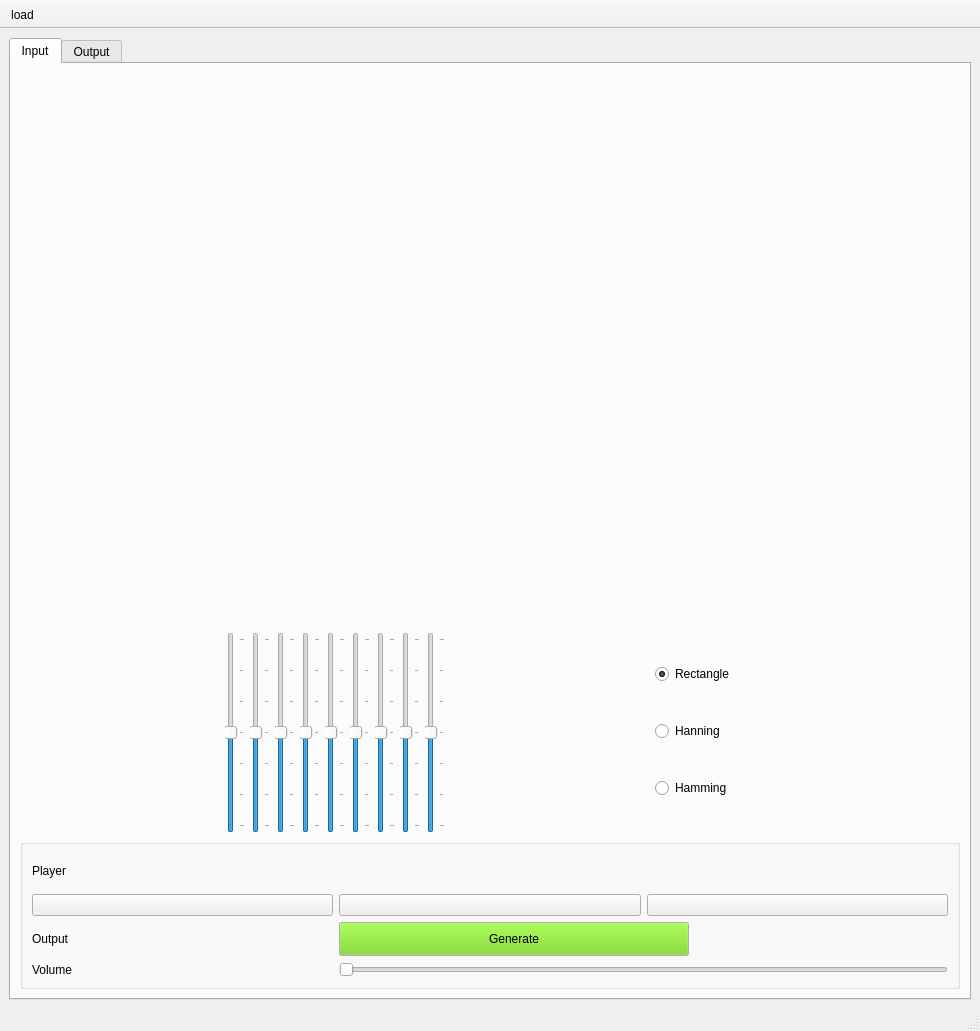
Ahmad-Abdalmageed/DSP_tasks-, file Task2/testGUI.ui: the form before one commit.
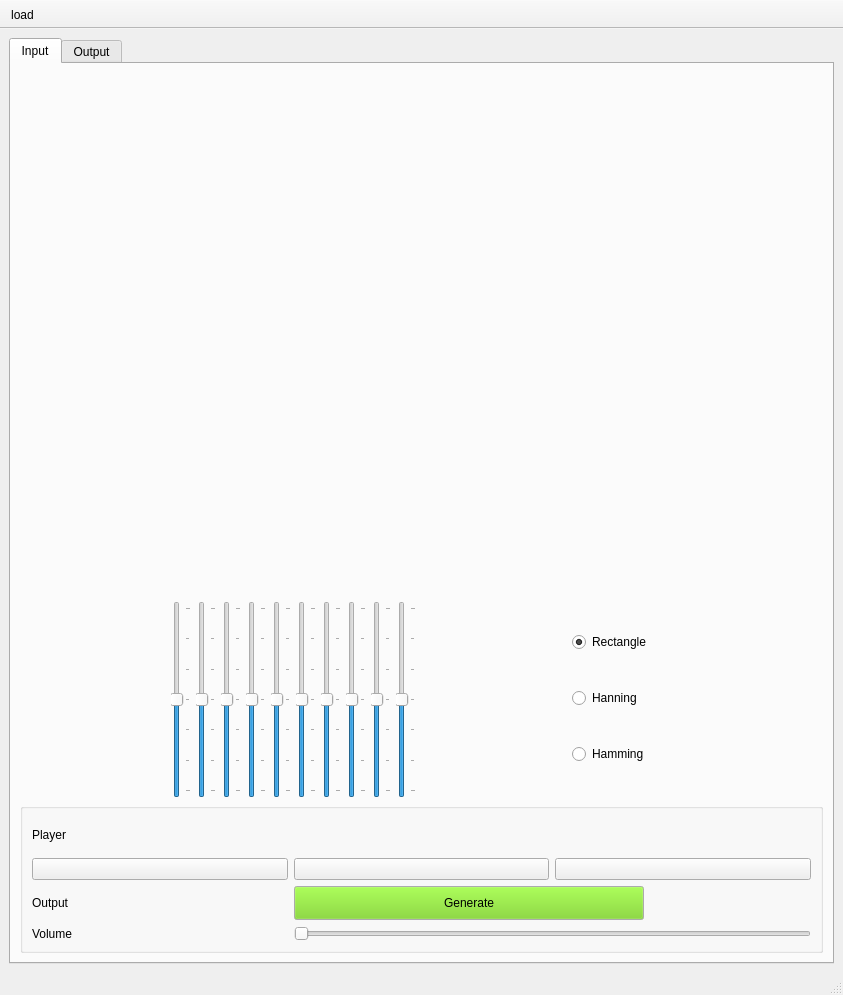
The form after the commit. Icons and pictures are not drawn. Custom widgets are drawn as their Qt base class.

Commit message: removed x range and increased slider hight

```diff
--- a/Task2/testGUI.ui
+++ b/Task2/testGUI.ui
@@ -6,8 +6,8 @@
    <rect>
     <x>0</x>
     <y>0</y>
-    <width>980</width>
-    <height>1031</height>
+    <width>843</width>
+    <height>995</height>
    </rect>
   </property>
   <property name="minimumSize">
@@ -59,26 +59,39 @@
        </attribute>
        <layout class="QVBoxLayout" name="verticalLayout_6">
         <item>
-         <layout class="QVBoxLayout" name="verticalLayout">
-          <property name="spacing">
-           <number>8</number>
-          </property>
-          <item>
-           <widget class="PlotWidget" name="inputSignalFourier" native="true">
+         <layout class="QGridLayout" name="gridLayout_3">
+          <item row="4" column="0">
+           <widget class="PlotWidget" name="sliderChangedGraph" native="true">
+            <property name="sizePolicy">
+             <sizepolicy hsizetype="Preferred" vsizetype="Preferred">
+              <horstretch>0</horstretch>
+              <verstretch>0</verstretch>
+             </sizepolicy>
+            </property>
             <property name="minimumSize">
              <size>
               <width>200</width>
-              <height>180</height>
+              <height>250</height>
              </size>
             </property>
            </widget>
           </item>
-          <item>
+          <item row="2" column="0">
            <widget class="PlotWidget" name="inputSignalGraph" native="true">
             <property name="minimumSize">
              <size>
               <width>200</width>
-              <height>180</height>
+              <height>130</height>
+             </size>
+            </property>
+           </widget>
+          </item>
+          <item row="3" column="0">
+           <widget class="PlotWidget" name="inputSignalFourier" native="true">
+            <property name="minimumSize">
+             <size>
+              <width>200</width>
+              <height>130</height>
              </size>
             </property>
            </widget>
@@ -96,22 +109,6 @@
           <property name="rightMargin">
            <number>0</number>
           </property>
-          <item>
-           <widget class="PlotWidget" name="sliderChangedGraph" native="true">
-            <property name="sizePolicy">
-             <sizepolicy hsizetype="Preferred" vsizetype="Preferred">
-              <horstretch>0</horstretch>
-              <verstretch>0</verstretch>
-             </sizepolicy>
-            </property>
-            <property name="minimumSize">
-             <size>
-              <width>130</width>
-              <height>180</height>
-             </size>
-            </property>
-           </widget>
-          </item>
           <item>
            <layout class="QHBoxLayout" name="horizontalLayout">
             <property name="sizeConstraint">
@@ -121,6 +118,12 @@
              <layout class="QHBoxLayout" name="horizontalLayout_3">
               <item>
                <widget class="QSlider" name="verticalSlider">
+                <property name="minimumSize">
+                 <size>
+                  <width>0</width>
+                  <height>80</height>
+                 </size>
+                </property>
                 <property name="minimum">
                  <number>-3</number>
                 </property>
@@ -143,6 +146,12 @@
               </item>
               <item>
                <widget class="QSlider" name="verticalSlider_2">
+                <property name="minimumSize">
+                 <size>
+                  <width>0</width>
+                  <height>80</height>
+                 </size>
+                </property>
                 <property name="minimum">
                  <number>-3</number>
                 </property>
@@ -168,6 +177,12 @@
               </item>
               <item>
                <widget class="QSlider" name="verticalSlider_3">
+                <property name="minimumSize">
+                 <size>
+                  <width>0</width>
+                  <height>80</height>
+                 </size>
+                </property>
                 <property name="minimum">
                  <number>-3</number>
                 </property>
@@ -193,6 +208,12 @@
               </item>
               <item>
                <widget class="QSlider" name="verticalSlider_4">
+                <property name="minimumSize">
+                 <size>
+                  <width>0</width>
+                  <height>80</height>
+                 </size>
+                </property>
                 <property name="minimum">
                  <number>-3</number>
                 </property>
@@ -218,6 +239,12 @@
               </item>
               <item>
                <widget class="QSlider" name="verticalSlider_5">
+                <property name="minimumSize">
+                 <size>
+                  <width>0</width>
+                  <height>80</height>
+                 </size>
+                </property>
                 <property name="minimum">
                  <number>-3</number>
                 </property>
@@ -243,6 +270,12 @@
               </item>
               <item>
                <widget class="QSlider" name="verticalSlider_6">
+                <property name="minimumSize">
+                 <size>
+                  <width>0</width>
+                  <height>80</height>
+                 </size>
+                </property>
                 <property name="minimum">
                  <number>-3</number>
                 </property>
@@ -268,6 +301,12 @@
               </item>
               <item>
                <widget class="QSlider" name="verticalSlider_7">
+                <property name="minimumSize">
+                 <size>
+                  <width>0</width>
+                  <height>80</height>
+                 </size>
+                </property>
                 <property name="minimum">
                  <number>-3</number>
                 </property>
@@ -293,6 +332,12 @@
               </item>
               <item>
                <widget class="QSlider" name="verticalSlider_8">
+                <property name="minimumSize">
+                 <size>
+                  <width>0</width>
+                  <height>80</height>
+                 </size>
+                </property>
                 <property name="minimum">
                  <number>-3</number>
                 </property>
@@ -318,6 +363,43 @@
               </item>
               <item>
                <widget class="QSlider" name="verticalSlider_9">
+                <property name="minimumSize">
+                 <size>
+                  <width>0</width>
+                  <height>80</height>
+                 </size>
+                </property>
+                <property name="minimum">
+                 <number>-3</number>
+                </property>
+                <property name="maximum">
+                 <number>3</number>
+                </property>
+                <property name="pageStep">
+                 <number>1</number>
+                </property>
+                <property name="tracking">
+                 <bool>true</bool>
+                </property>
+                <property name="orientation">
+                 <enum>Qt::Vertical</enum>
+                </property>
+                <property name="tickPosition">
+                 <enum>QSlider::TicksBelow</enum>
+                </property>
+                <property name="tickInterval">
+                 <number>1</number>
+                </property>
+               </widget>
+              </item>
+              <item>
+               <widget class="QSlider" name="verticalSlider_10">
+                <property name="minimumSize">
+                 <size>
+                  <width>0</width>
+                  <height>80</height>
+                 </size>
+                </property>
                 <property name="minimum">
                  <number>-3</number>
                 </property>
@@ -394,8 +476,6 @@
             </item>
            </layout>
           </item>
-         </layout>
-        </item>
         <item>
          <widget class="QGroupBox" name="groupBox">
           <property name="minimumSize">
@@ -535,6 +615,8 @@
          </widget>
         </item>
        </layout>
+        </item>
+       </layout>
       </widget>
       <widget class="QWidget" name="output">
        <attribute name="title">
@@ -580,7 +662,7 @@
     <rect>
      <x>0</x>
      <y>0</y>
-     <width>980</width>
+     <width>843</width>
      <height>22</height>
     </rect>
    </property>
```
Lines whose indentation alone changed are shown as unchanged. The commit also changes 3 other files.
